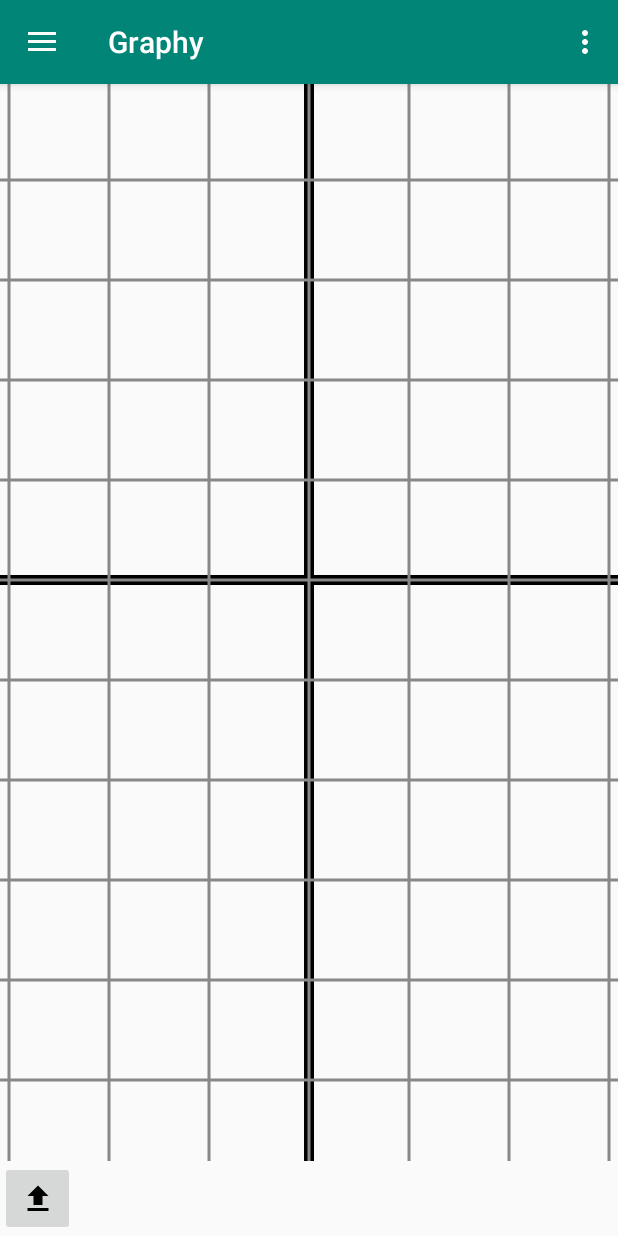
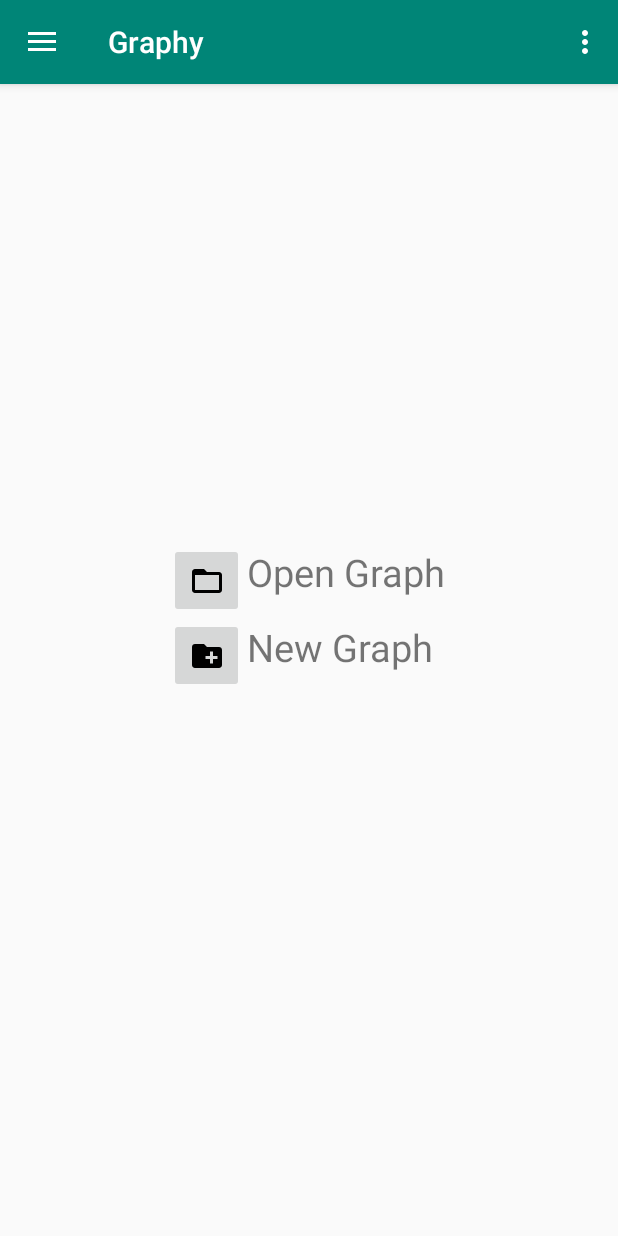
Before and after one commit to AsherBearce/Graphy, an Android app: the screen it shows after launch (MainActivity), in the side drawer, after a tap on "Main Menu", on a phone screen of 412 x 824 dp. Run offline under Robolectric (Android 15) with nearby library versions, the phone set to English and light mode, and no system bars; our stand-ins replace Room's generated code; libraries missing offline, so code that uses them is left out: com.facebook.stetho; 3 statements that could not run were skipped.

Commit message:
Add menu screen

```diff
--- a/app/src/main/java/io/github/asherbearce/graphy/controller/MainActivity.java
+++ b/app/src/main/java/io/github/asherbearce/graphy/controller/MainActivity.java
@@ -13,6 +13,7 @@ import androidx.lifecycle.LiveData;
 import androidx.lifecycle.Observer;
 import com.google.android.material.navigation.NavigationView;
 import io.github.asherbearce.graphy.R;
+import android.util.Log;
 
 /**
  * Responsible for handling all database operations.
@@ -20,15 +21,16 @@ import io.github.asherbearce.graphy.R;
 public class MainActivity extends AppCompatActivity
     implements NavigationView.OnNavigationItemSelectedListener {
 
+  private boolean editorOpen = false;
+  private GraphEditorFragment editor;
+  private MainMenuFragment menuFragment;
+
   @Override
   protected void onCreate(Bundle savedInstanceState) {
     super.onCreate(savedInstanceState);
     setContentView(R.layout.activity_main);
 
-    FragmentTransaction ft = getSupportFragmentManager().beginTransaction();
-    ft.replace(R.id.fragment_placeHolder, new GraphEditorFragment());
-
-    ft.commit();
+    openEditorFragment();
 
     //database = GraphsDatabase.getInstance(getApplication());
 
@@ -58,11 +60,31 @@ public class MainActivity extends AppCompatActivity
     navigationView.setNavigationItemSelectedListener(this);
   }
 
+  private void openEditorFragment(){
+    if (editor == null){
+      editor = new GraphEditorFragment();
+    }
+    FragmentTransaction ft = getSupportFragmentManager().beginTransaction();
+    ft.replace(R.id.fragment_placeHolder, editor);
+    ft.commit();
+    editorOpen = true;
+  }
+
+  private void openMenuFragment(){
+    if (menuFragment == null){
+      menuFragment = new MainMenuFragment();
+    }
+    FragmentTransaction ft = getSupportFragmentManager().beginTransaction();
+    ft.replace(R.id.fragment_placeHolder, menuFragment);
+    ft.commit();
+    editorOpen = false;
+  }
+
   @Override
   public void onBackPressed() {
     DrawerLayout drawer = (DrawerLayout) findViewById(R.id.drawer_layout);
     if (drawer.isDrawerOpen(GravityCompat.START)) {
-      drawer.closeDrawer(GravityCompat.START);
+      //drawer.closeDrawer(GravityCompat.START);
     } else {
       super.onBackPressed();
     }
@@ -90,25 +112,29 @@ public class MainActivity extends AppCompatActivity
     return super.onOptionsItemSelected(item);
   }
 
-  @SuppressWarnings("StatementWithEmptyBody")
   @Override
   public boolean onNavigationItemSelected(MenuItem item) {
-    // Handle navigation view item clicks here.
     int id = item.getItemId();
 
-    if (id == R.id.new_graph) {
-      // Handle the camera action
-    } else if (id == R.id.save_graph) {
+    if (id == R.id.new_graph_nav) {
+      if (!editorOpen) {
+        openEditorFragment();
+        menuFragment.closeFileViewer();
+      }
+    } else if (id == R.id.save_graph_nav) {
+      if (editorOpen){
+        //TODO save this graph to the database.
 
-    } else if (id == R.id.open_graph) {
-
+      }
     } else if (id == R.id.nav_main_menu) {
-
+      if (editorOpen) {
+        openMenuFragment();
+      }
     }
 
     DrawerLayout drawer = (DrawerLayout) findViewById(R.id.drawer_layout);
     drawer.closeDrawer(GravityCompat.START);
+
     return true;
   }
-
 }
--- /dev/null
+++ b/app/src/main/java/io/github/asherbearce/graphy/controller/MainMenuFragment.java
@@ -0,0 +1,80 @@
+package io.github.asherbearce.graphy.controller;
+
+import android.os.Bundle;
+import android.view.LayoutInflater;
+import android.view.View;
+import android.view.ViewGroup;
+import android.widget.ArrayAdapter;
+import android.widget.ImageButton;
+import android.widget.LinearLayout;
+import android.widget.ListView;
+import androidx.annotation.NonNull;
+import androidx.annotation.Nullable;
+import androidx.fragment.app.Fragment;
+import io.github.asherbearce.graphy.R;
+import io.github.asherbearce.graphy.model.Graph;
+import java.util.List;
+import java.util.LinkedList;
+
+public class MainMenuFragment extends Fragment {
+  private ImageButton openGraphButton;
+  private ImageButton newGraphButton;
+  private LinearLayout graphListContainer;
+  private ListView graphList;
+  private List<Graph> graphs;
+  private boolean fileViewerOpen = false;
+  private ArrayAdapter<Graph> listAdapter;
+
+  @Nullable
+  @Override
+  public View onCreateView(@NonNull LayoutInflater inflater, @Nullable ViewGroup container,
+      @Nullable Bundle savedInstanceState) {
+    View fragment = inflater.inflate(R.layout.file_navigator_fragment, container, false);
+
+    newGraphButton = fragment.findViewById(R.id.new_graph_button);
+    openGraphButton = fragment.findViewById(R.id.open_graph_button);
+    graphListContainer = fragment.findViewById(R.id.list_container);
+    graphList = fragment.findViewById(R.id.graphs_list);
+    graphs = new LinkedList<>();
+
+    setupButtons();
+
+    return fragment;
+  }
+
+  /**
+   * Closes the list that displays all the graphs from the database
+   */
+  public void closeFileViewer(){
+    fileViewerOpen = false;
+    graphListContainer.setVisibility(View.GONE);
+  }
+
+  /**
+   * Opens the list that displays all the graphs from the database
+   */
+  public void openFileViewer(){
+    fileViewerOpen = true;
+    graphListContainer.setVisibility(View.VISIBLE);
+  }
+
+  public void setGraphs(List<Graph> graphs){
+    this.graphs = graphs;
+  }
+
+  private void setupButtons(){
+    //TODO setup the open graph button. Get database info from main activity.
+    openGraphButton.setOnClickListener((v -> {
+      if (!fileViewerOpen){
+        openFileViewer();
+      } else{
+        closeFileViewer();
+      }
+    }));
+
+    newGraphButton.setOnClickListener((v -> {
+      //TODO tell the main activity to switch fragments
+
+    }));
+  }
+}
--- a/app/src/main/java/io/github/asherbearce/graphy/model/Graph.java
+++ b/app/src/main/java/io/github/asherbearce/graphy/model/Graph.java
@@ -8,4 +8,5 @@ public class Graph {
   @PrimaryKey
   public Long id;
 
+  public String name;
 }
--- /dev/null
+++ b/app/src/main/java/io/github/asherbearce/graphy/view/GraphAdapter.java
@@ -0,0 +1,38 @@
+package io.github.asherbearce.graphy.view;
+
+import android.content.Context;
+import android.view.LayoutInflater;
+import android.view.View;
+import android.view.ViewGroup;
+import android.widget.ArrayAdapter;
+import androidx.annotation.NonNull;
+import androidx.annotation.Nullable;
+import io.github.asherbearce.graphy.R;
+import io.github.asherbearce.graphy.model.Graph;
+import java.util.List;
+
+/**
+ * Handles displaying all data involving graphs
+ */
+public class GraphAdapter extends ArrayAdapter<Graph> {
+
+  /**
+   * Constructs a new GraphAdapter given a context, and a list of graphs to display
+   * @param context The current application context
+   * @param contents The contents of this list.
+   */
+  public GraphAdapter(@NonNull Context context, @NonNull List<Graph> contents){
+    super(context, R.layout.graph_list_item , contents);
+  }
+
+  @NonNull
+  @Override
+  public View getView(int position, @Nullable View convertView, @NonNull ViewGroup parent) {
+    View view = convertView == null ? LayoutInflater.from(getContext()).inflate(
+        R.layout.graph_list_item, parent, false) : convertView;
+
+
+
+    return view;
+  }
+}
--- a/app/src/main/res/layout/activity_main.xml
+++ b/app/src/main/res/layout/activity_main.xml
@@ -9,6 +9,11 @@
   android:fitsSystemWindows="true"
   tools:openDrawer="start">
 
+  <include
+    layout="@layout/app_bar_main"
+    android:layout_width="match_parent"
+    android:layout_height="match_parent"/>
+
   <com.google.android.material.navigation.NavigationView
     android:id="@+id/nav_view"
     android:layout_width="wrap_content"
@@ -18,9 +23,6 @@
     app:headerLayout="@layout/nav_header_main"
     app:menu="@menu/activity_main_drawer"/>
 
-  <include
-    layout="@layout/app_bar_main"
-    android:layout_width="match_parent"
-    android:layout_height="match_parent"/>
+
 
 </androidx.drawerlayout.widget.DrawerLayout>
--- /dev/null
+++ b/app/src/main/res/layout/file_navigator_fragment.xml
@@ -0,0 +1,87 @@
+<?xml version="1.0" encoding="utf-8"?>
+<androidx.constraintlayout.widget.ConstraintLayout
+  xmlns:android="http://schemas.android.com/apk/res/android"
+  android:layout_width="match_parent"
+  android:layout_height="match_parent"
+  xmlns:app="http://schemas.android.com/apk/res-auto">
+
+  <LinearLayout
+    android:id="@+id/options_container"
+    android:orientation="vertical"
+    app:layout_constraintLeft_toLeftOf="parent"
+    app:layout_constraintRight_toRightOf="parent"
+    app:layout_constraintTop_toTopOf="parent"
+    app:layout_constraintBottom_toBottomOf="parent"
+    android:layout_width="wrap_content"
+    android:layout_height="wrap_content">
+
+    <LinearLayout
+      android:id="@+id/open_graph_option"
+      android:layout_width="match_parent"
+      android:layout_height="50dp"
+      android:orientation="horizontal">
+
+      <ImageButton
+        android:id="@+id/open_graph_button"
+        android:layout_width="50dp"
+        android:layout_height="50dp"
+        android:src="@drawable/open_graph_icon"
+        android:layout_gravity="center"/>
+
+      <TextView
+        android:id="@+id/open_graph_label"
+        android:layout_weight="1"
+        android:layout_width="wrap_content"
+        android:layout_height="match_parent"
+        android:text="Open Graph"
+        android:textSize="25dp"
+        android:padding="2dp"/>
+    </LinearLayout>
+
+    <LinearLayout
+      android:id="@+id/list_container"
+      android:orientation="vertical"
+      app:layout_constraintLeft_toLeftOf="parent"
+      app:layout_constraintRight_toRightOf="parent"
+      app:layout_constraintTop_toTopOf="parent"
+      app:layout_constraintBottom_toBottomOf="parent"
+      android:layout_width="wrap_content"
+      android:layout_height="wrap_content"
+      android:visibility="gone"
+      android:layout_weight="1">
+
+      <ListView
+        android:id="@+id/graphs_list"
+        android:layout_width="wrap_content"
+        android:layout_height="wrap_content"
+        android:visibility="visible"/>
+
+    </LinearLayout>
+
+    <LinearLayout
+      android:id="@+id/new_graph_option"
+      android:layout_width="match_parent"
+      android:layout_height="50dp"
+      android:orientation="horizontal">
+
+      <ImageButton
+        android:id="@+id/new_graph_button"
+        android:layout_width="50dp"
+        android:layout_height="50dp"
+        android:src="@drawable/new_graph_icon"
+        android:layout_gravity="center"/>
+
+      <TextView
+        android:id="@+id/new_graph_label"
+        android:layout_weight="1"
+        android:layout_width="wrap_content"
+        android:layout_height="match_parent"
+        android:text="New Graph"
+        android:textSize="25dp"
+        android:padding="2dp"/>
+
+    </LinearLayout>
+
+  </LinearLayout>
+
+</androidx.constraintlayout.widget.ConstraintLayout>
--- /dev/null
+++ b/app/src/main/res/layout/graph_list_item.xml
@@ -0,0 +1,9 @@
+<?xml version="1.0" encoding="utf-8"?>
+<LinearLayout xmlns:android="http://schemas.android.com/apk/res/android"
+  android:orientation="vertical"
+  android:layout_width="match_parent"
+  android:layout_height="match_parent">
+
+
+
+</LinearLayout>
--- a/app/src/main/res/menu/activity_main_drawer.xml
+++ b/app/src/main/res/menu/activity_main_drawer.xml
@@ -5,15 +5,15 @@
 
   <group android:checkableBehavior="single">
     <item
-      android:id="@+id/new_graph"
+      android:id="@+id/new_graph_nav"
       android:icon="@drawable/new_graph_icon"
       android:title="New Graph"/>
     <item
-      android:id="@+id/save_graph"
+      android:id="@+id/save_graph_nav"
       android:icon="@drawable/save_graph_icon"
       android:title="Save Graph"/>
     <item
-      android:id="@+id/open_graph"
+      android:id="@+id/open_graph_nav"
       android:icon="@drawable/open_graph_icon"
       android:title="Open Graph"/>
   </group>
```
